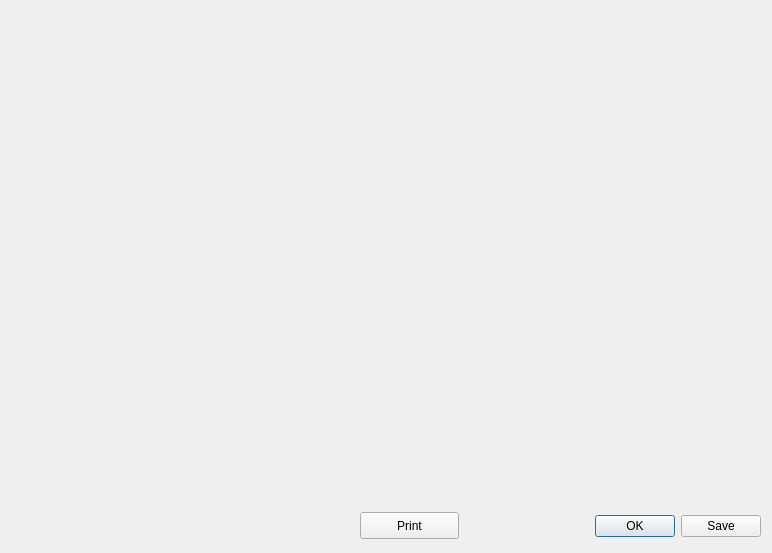
Before: the Qt Designer form Furniture/dialog.ui in EduardSakaev/Qt_Furniture_project, drawn with Qt 5.
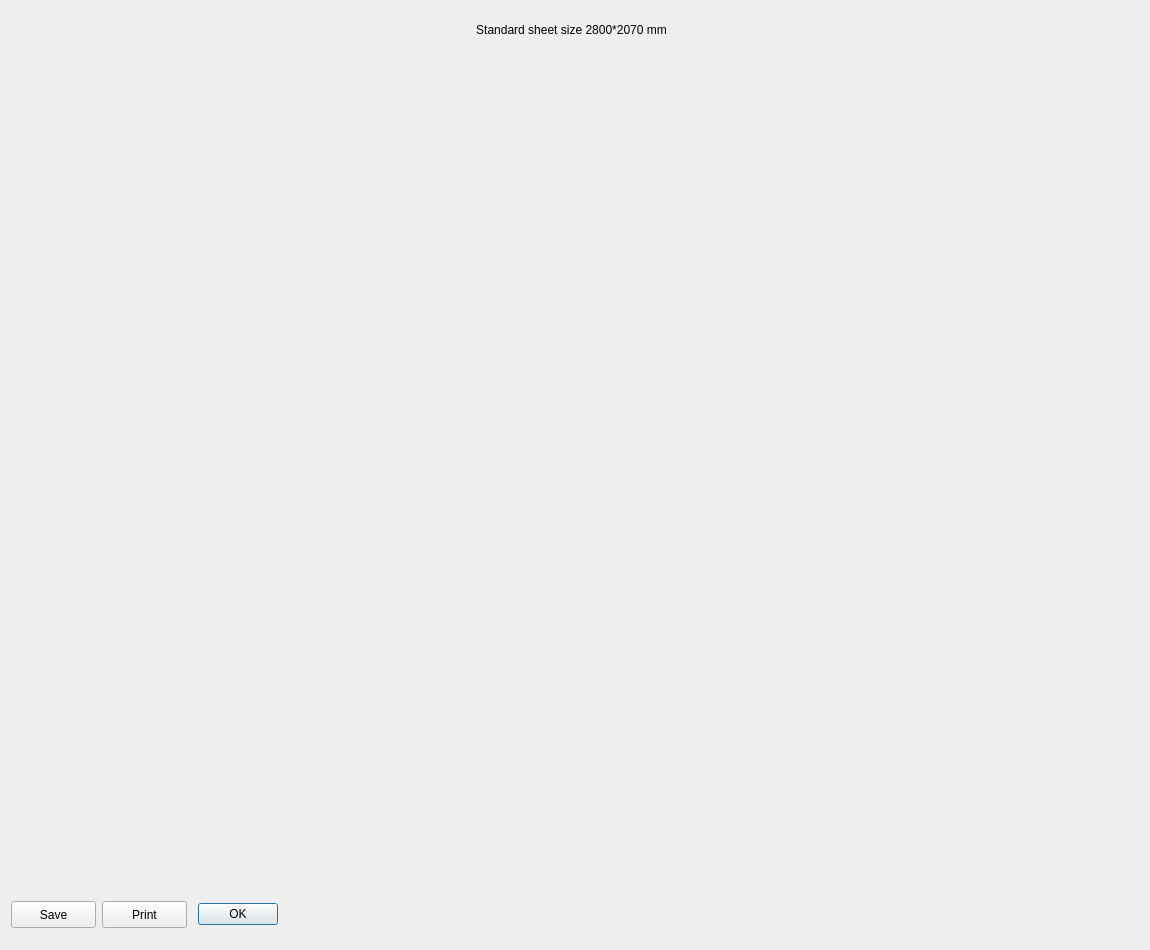
After: the same form once the commit is applied.

Diff of the .ui file:
```diff
--- a/Furniture/dialog.ui
+++ b/Furniture/dialog.ui
@@ -6,8 +6,8 @@
    <rect>
     <x>0</x>
     <y>0</y>
-    <width>772</width>
-    <height>553</height>
+    <width>1150</width>
+    <height>950</height>
    </rect>
   </property>
   <property name="windowTitle">
@@ -16,35 +16,35 @@
   <widget class="QDialogButtonBox" name="buttonBox">
    <property name="geometry">
     <rect>
-     <x>580</x>
-     <y>510</y>
-     <width>181</width>
-     <height>32</height>
+     <x>193</x>
+     <y>901</y>
+     <width>85</width>
+     <height>27</height>
     </rect>
    </property>
    <property name="orientation">
     <enum>Qt::Horizontal</enum>
    </property>
    <property name="standardButtons">
-    <set>QDialogButtonBox::Ok|QDialogButtonBox::Save</set>
+    <set>QDialogButtonBox::Ok</set>
    </property>
   </widget>
   <widget class="QWidget" name="widget_background_obj" native="true">
    <property name="geometry">
     <rect>
      <x>10</x>
-     <y>9</y>
-     <width>750</width>
-     <height>490</height>
+     <y>60</y>
+     <width>1120</width>
+     <height>828</height>
     </rect>
    </property>
   </widget>
   <widget class="QPushButton" name="Print_Button">
    <property name="geometry">
     <rect>
-     <x>360</x>
-     <y>512</y>
-     <width>99</width>
+     <x>102</x>
+     <y>901</y>
+     <width>85</width>
      <height>27</height>
     </rect>
    </property>
@@ -52,6 +52,35 @@
     <string>Print</string>
    </property>
   </widget>
+  <widget class="QPushButton" name="Button_save">
+   <property name="geometry">
+    <rect>
+     <x>11</x>
+     <y>901</y>
+     <width>85</width>
+     <height>27</height>
+    </rect>
+   </property>
+   <property name="text">
+    <string>Save</string>
+   </property>
+  </widget>
+  <widget class="QLabel" name="label_Text_title">
+   <property name="geometry">
+    <rect>
+     <x>16</x>
+     <y>20</y>
+     <width>1111</width>
+     <height>20</height>
+    </rect>
+   </property>
+   <property name="text">
+    <string>Standard sheet size 2800*2070 mm</string>
+   </property>
+   <property name="alignment">
+    <set>Qt::AlignCenter</set>
+   </property>
+  </widget>
  </widget>
  <resources/>
  <connections>
```
